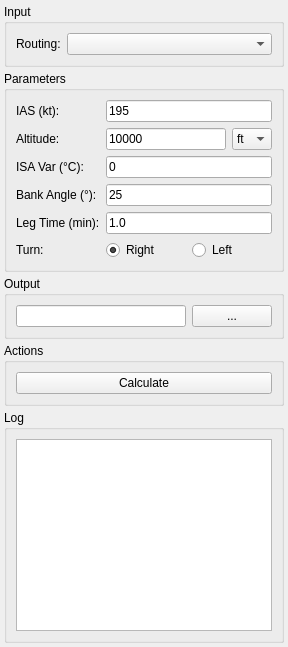
Above: Q_Pansopy/ui/utilities/qpansopy_holding_dockwidget.ui from FLYGHT7/qpansopy before the change. Below: the same form after it.
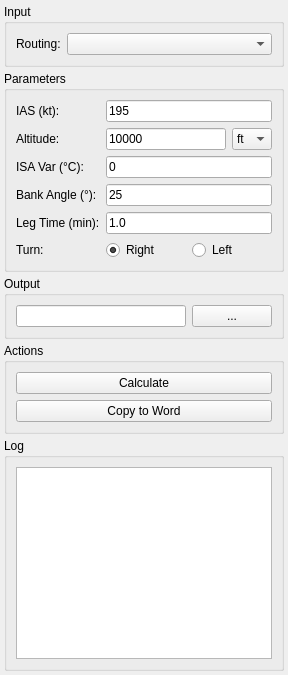
That is the form after the change. Custom widgets are drawn as their Qt base class.

Commit message: Add 'Copy to Word' button and enhance holding pattern summary logging

```diff
--- a/Q_Pansopy/ui/utilities/qpansopy_holding_dockwidget.ui
+++ b/Q_Pansopy/ui/utilities/qpansopy_holding_dockwidget.ui
@@ -73,6 +73,7 @@
       <property name="title"><string>Actions</string></property>
       <layout class="QVBoxLayout" name="actionsLayout">
        <item><widget class="QPushButton" name="calculateButton"><property name="text"><string>Calculate</string></property></widget></item>
+    <item><widget class="QPushButton" name="copyWordButton"><property name="text"><string>Copy to Word</string></property></widget></item>
       </layout>
      </widget>
     </item>
```
The commit also changes 2 other files.
